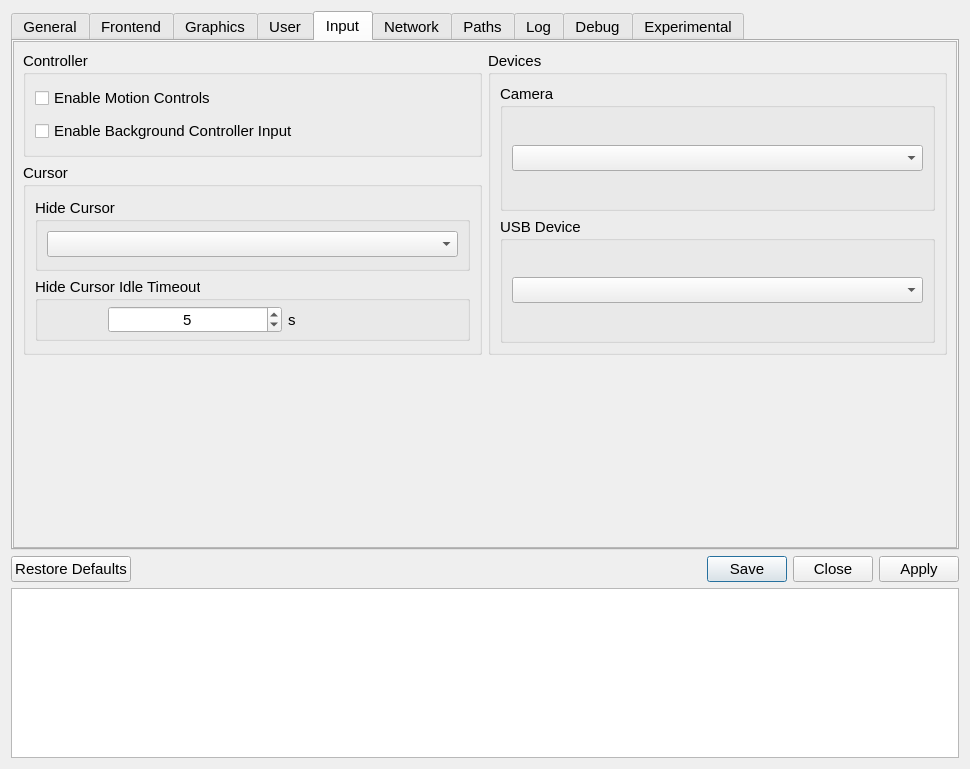
This is src/qt_gui/settings_dialog.ui in shadps4-emu/shadps4-qtlauncher as Qt 5 draws it before an edit. The edited form follows.
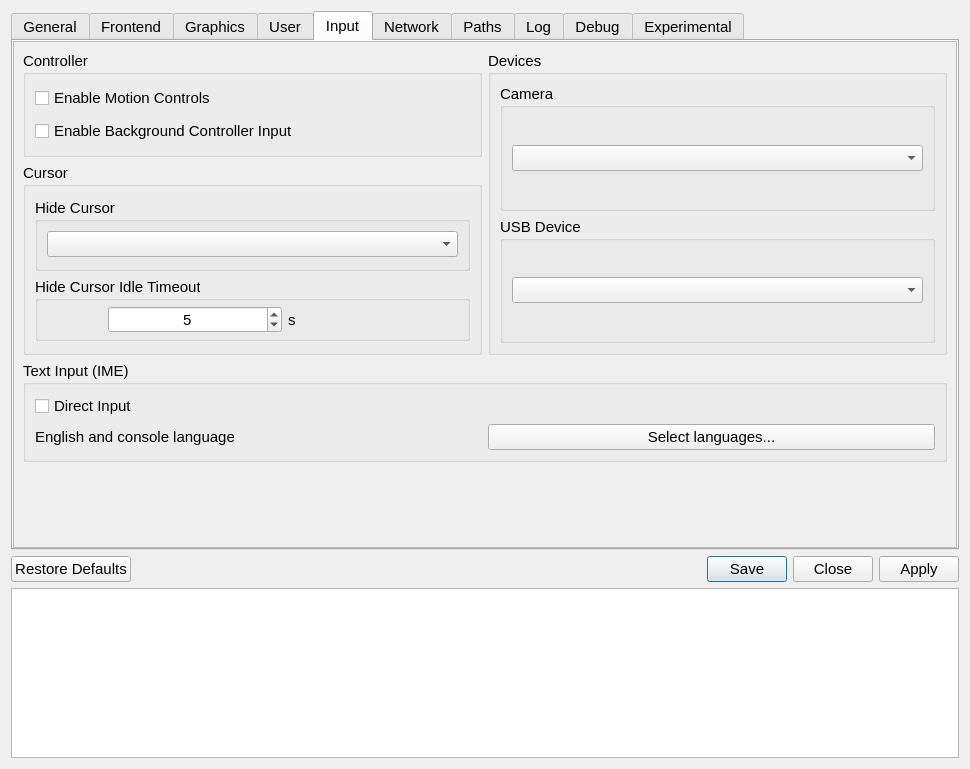
This is the edited form. The open tabs and pages were chosen to show the change. Icons and pictures are not drawn.

Commit message:
settings: Add IME input preferences and dictionary path
- Add a Text Input (IME) group with Direct Input disabled by default
- Add a compact dialog for selecting global input languages
- Allow per-user language selection with inherited defaults
- Support per-game overrides for Direct Input
- Add a configurable IME dictionary directory using shared path helpers
- Preserve compatibility with existing configuration and user files

```diff
--- a/src/qt_gui/settings_dialog.ui
+++ b/src/qt_gui/settings_dialog.ui
@@ -1775,6 +1775,35 @@
           </item>
          </layout>
         </item>
+        <item>
+          <widget class="QGroupBox" name="imeTextInputGroupBox">
+          <property name="title">
+            <string>Text Input (IME)</string>
+          </property>
+          <layout class="QVBoxLayout" name="imeInputLanguagesLayout">
+           <item>
+             <widget class="QCheckBox" name="imeDirectInputCheckBox">
+              <property name="toolTip">
+               <string>Type directly using a PC keyboard. Games can disable external keyboard input.</string>
+              </property>
+             <property name="text">
+               <string>Direct Input</string>
+             </property>
+            </widget>
+           </item>
+           <item>
+             <layout class="QHBoxLayout" name="imeInputLanguagesSummaryLayout">
+              <item><widget class="QLabel" name="imeInputLanguagesSummary">
+               <property name="text"><string>English and console language</string></property>
+              </widget></item>
+              <item><widget class="QPushButton" name="imeInputLanguagesButton">
+               <property name="text"><string>Select languages...</string></property>
+              </widget></item>
+             </layout>
+           </item>
+          </layout>
+         </widget>
+        </item>
         <item>
          <spacer name="verticalSpacer_8">
           <property name="orientation">
```
Left out of the diff: 23 changed lines with no effect on the pictures. The commit also changes 10 other files.
